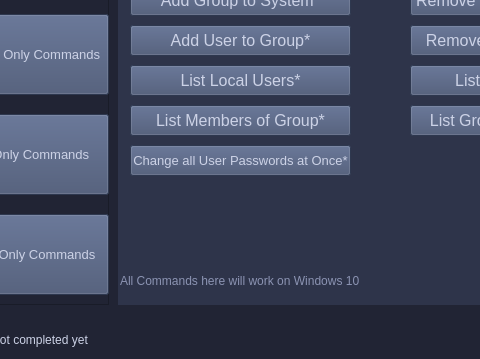
Before: the Qt Designer form GUIs/ScriptRunnerPyQt5_GUI/PyUIs/MainMenu2.ui in vipersniper0501/CP_Scripts2, drawn with Qt 5; both pictures show x 182 to 662 and y 239 to 598 of the 848 by 598 pixel window.
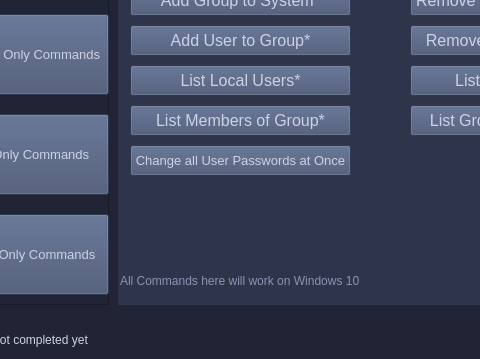
After: the same form once the commit is applied. The open tabs and pages were chosen to show the change. Icons and pictures are not drawn.

Commit message: version 3.0.11.0 - Small Bugfixes and add windows functionality to change all users passwords at once

Diff of the .ui file:
```diff
--- a/GUIs/ScriptRunnerPyQt5_GUI/PyUIs/MainMenu2.ui
+++ b/GUIs/ScriptRunnerPyQt5_GUI/PyUIs/MainMenu2.ui
@@ -643,7 +643,7 @@
          <string notr="true">background-color: #414E6E;color: #CCD2E6;</string>
         </property>
         <property name="text">
-         <string>Change all User Passwords at Once*</string>
+         <string>Change all User Passwords at Once</string>
         </property>
        </widget>
        <widget class="QPushButton" name="rmvusrfrosys_3">
```
The commit also changes 8 other files.
